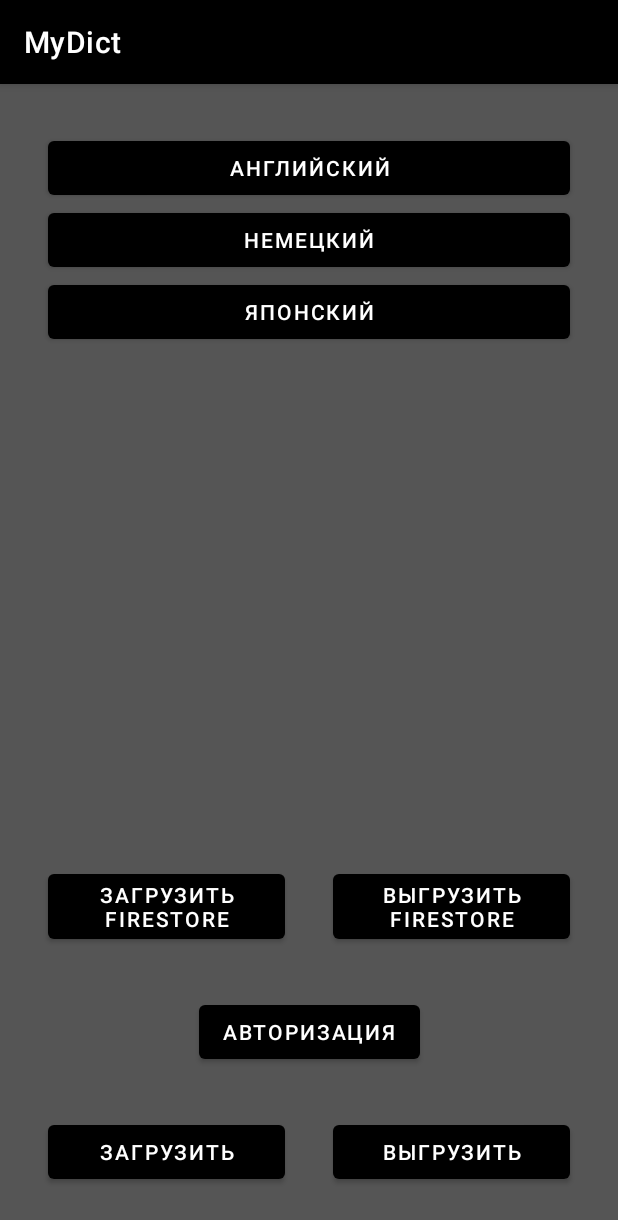
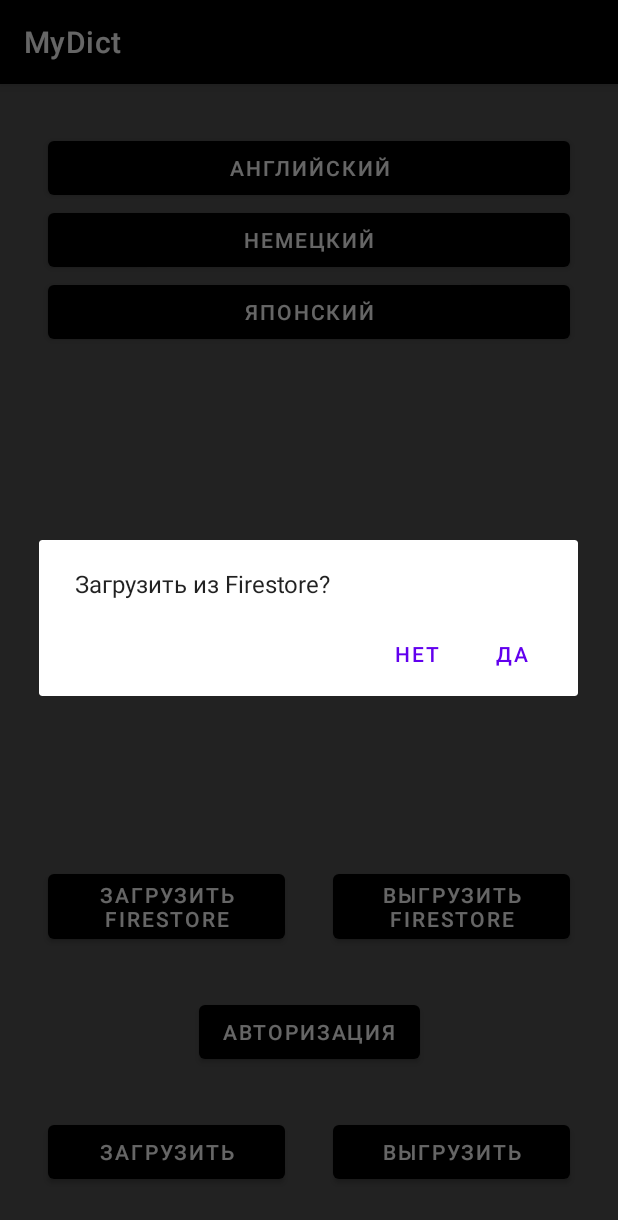
Before and after one commit to tabatsky/MyDict, an Android app: the screen it shows after launch (MainActivity), after a tap on "ЗАГРУЗИТЬ FIRESTORE", on a phone screen of 412 x 824 dp. Shown: the top 1220 px of the screen. Run offline under Robolectric (Android 15) with nearby library versions, the phone set to English and light mode, and no system bars; our stand-ins replace Firebase (no records; nobody signed in at launch, a user with empty details on screens opened directly), navigation-ui.

Commit message:
asking for loading from firestore; activity orientation locked; not showing login success toast

```diff
--- a/app/src/main/java/jatx/mydict/MainActivity.kt
+++ b/app/src/main/java/jatx/mydict/MainActivity.kt
@@ -341,7 +341,7 @@ class MainActivity : AppCompatActivity(), Navigator, Backup, Toasts, Dialogs, Au
                         val user = auth.currentUser
                         Log.e("user", user?.uid.toString())
                         saveAuth(email, password)
-                        showToast(R.string.toast_sign_in_success)
+                        //showToast(R.string.toast_sign_in_success)
                         theUser = user
                     } else {
                         // If sign in fails, display a message to the user.
--- a/app/src/main/java/jatx/mydict/ui/main/MainFragment.kt
+++ b/app/src/main/java/jatx/mydict/ui/main/MainFragment.kt
@@ -47,7 +47,7 @@ class MainFragment : BaseFragment() {
             }
 
             btnLoadFirestore.setOnClickListener {
-                viewModel.loadDataFromFirestore()
+                viewModel.askForLoadDataFromFirestore()
             }
 
             btnSaveFirestore.setOnClickListener {
--- a/app/src/main/java/jatx/mydict/ui/main/MainViewModel.kt
+++ b/app/src/main/java/jatx/mydict/ui/main/MainViewModel.kt
@@ -1,5 +1,6 @@
 package jatx.mydict.ui.main
 
+import jatx.mydict.R
 import jatx.mydict.contracts.AuthScreen
 import jatx.mydict.contracts.DictScreen
 import jatx.mydict.domain.Language
@@ -18,7 +19,12 @@ class MainViewModel : BaseViewModel() {
 
     fun saveData() = backup.saveData()
 
-    fun loadDataFromFirestore() = backup.loadDataFromFirestore()
+    fun askForLoadDataFromFirestore() = dialogs
+        .showConfirmDialog(R.string.question_load_firestore) {
+            loadDataFromFirestore()
+        }
+
+    private fun loadDataFromFirestore() = backup.loadDataFromFirestore()
 
     fun saveDataToFirestore() = backup.saveDataToFirestore()
 }
--- a/app/src/main/res/values/strings.xml
+++ b/app/src/main/res/values/strings.xml
@@ -45,4 +45,5 @@
     <string name="hint_e_mail">E-mail</string>
     <string name="hint_password">Пароль</string>
     <string name="toast_fill_word_and_translation">Заполните слово и перевод</string>
+    <string name="question_load_firestore">Загрузить из Firestore?</string>
 </resources>
```
Also changed, not shown: app/src/main/AndroidManifest.xml (+5 -2 lines).
